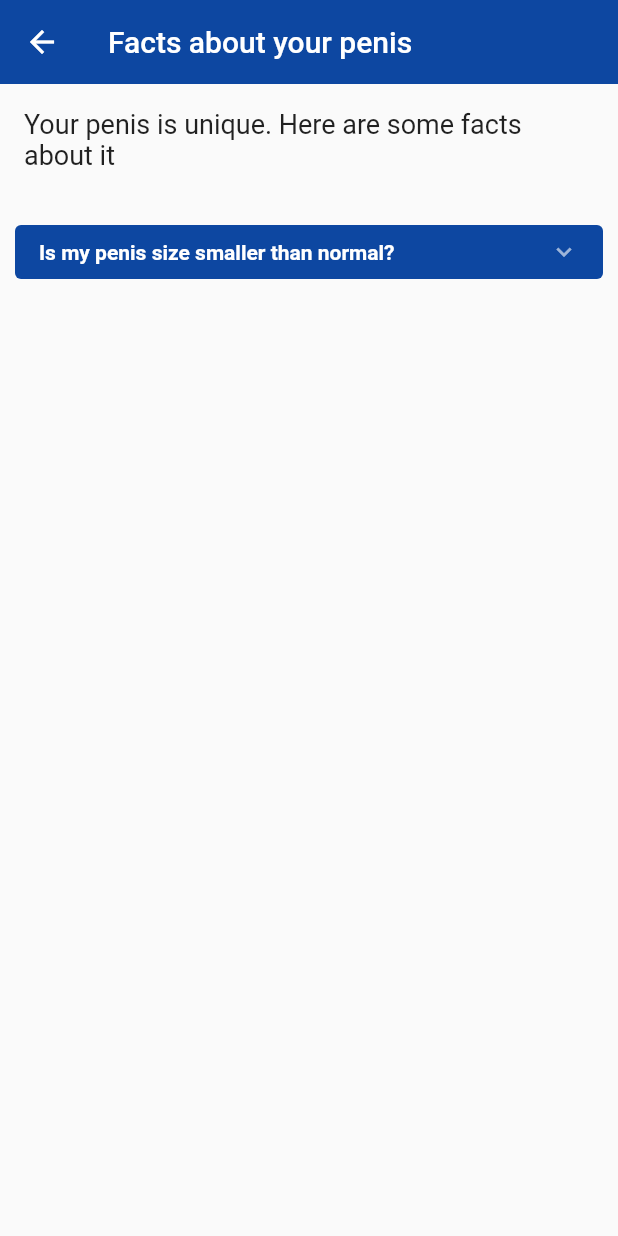
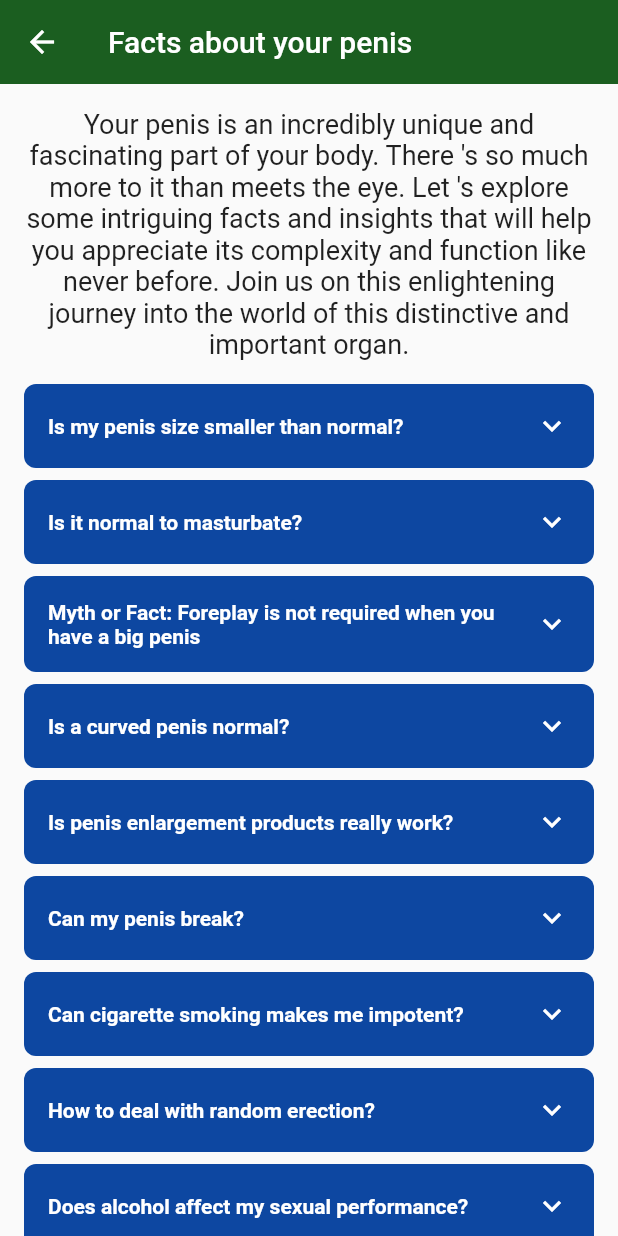
Before and after one commit to Justforvan/Penisure, a Flutter app: the FaQPage screen opened directly, on a phone screen of 412 x 824 dp. Run offline on Flutter 3.47's test engine with Material 2 defaults, Android fonts, the phone set to English and light mode, and no system bars; drawn by our look-alikes of accordion; our stand-ins replace material_design_icons_flutter.

Commit message:
Remaking the FAQ page

```diff
--- a/assets/faq_data.json
+++ b/assets/faq_data.json
@@ -2,11 +2,11 @@
   "questions": {
     "q1": "Is my penis size smaller than normal?",
     "q2": "Is it normal to masturbate?",
-    "q3": "Myth or Fact: Foreplay is not required when you have big penis ",
+    "q3": "Myth or Fact: Foreplay is not required when you have a big penis ",
     "q4": "Is a curved penis normal?",
     "q5": "Is penis enlargement products really work?",
     "q6": "Can my penis break?",
-    "q7": "Can cigarette smoking make me impotent?",
+    "q7": "Can cigarette smoking makes me impotent?",
     "q8": "How to deal with random erection?",
     "q9": "Does alcohol affect my sexual performance?",
     "q10": "Does a man's fertility be affected by frequent masturbation?",
--- a/lib/pages/facts.dart
+++ b/lib/pages/facts.dart
@@ -2,8 +2,89 @@ import 'dart:convert';
 
 import 'package:flutter/material.dart';
 import 'package:flutter/services.dart';
-import 'package:accordion/accordion.dart';
 import 'package:penisure/data/faq_data.dart';
+
+class AccordionWidget extends StatefulWidget {
+  final String title;
+  final Widget content;
+
+  const AccordionWidget({
+    super.key,
+    required this.title,
+    required this.content,
+  });
+
+  @override
+  _AccordionWidgetState createState() => _AccordionWidgetState();
+}
+
+class _AccordionWidgetState extends State<AccordionWidget> {
+  bool isExpanded = false;
+
+  @override
+  Widget build(BuildContext context) {
+    return Padding(
+      padding: const EdgeInsets.symmetric(horizontal: 16.0),
+      child: Column(
+        crossAxisAlignment: CrossAxisAlignment.stretch,
+        children: [
+          GestureDetector(
+            onTap: () {
+              setState(() {
+                isExpanded = !isExpanded;
+              });
+            },
+            child: Container(
+              decoration: BoxDecoration(
+                color: Colors.blue[900],
+                borderRadius: BorderRadius.vertical(
+                  top: const Radius.circular(8),
+                  bottom: Radius.circular(isExpanded ? 0 : 8),
+                ),
+              ),
+              padding: const EdgeInsets.all(16.0),
+              child: Row(
+                mainAxisAlignment: MainAxisAlignment.spaceBetween,
+                children: [
+                  Expanded(
+                    child: Text(
+                      widget.title,
+                      textAlign: TextAlign.left,
+                      style: const TextStyle(
+                        color: Colors.white,
+                        fontWeight: FontWeight.bold,
+                      ),
+                    ),
+                  ),
+                  Icon(
+                    isExpanded
+                        ? Icons.keyboard_arrow_up
+                        : Icons.keyboard_arrow_down,
+                    color: Colors.white,
+                  ),
+                ],
+              ),
+            ),
+          ),
+          if (isExpanded)
+            Container(
+              decoration: BoxDecoration(
+                color: Colors.blue[100],
+                borderRadius: const BorderRadius.vertical(
+                  bottom: Radius.circular(8),
+                ),
+              ),
+              padding: const EdgeInsets.all(16.0),
+              child: widget.content,
+            ),
+          const SizedBox(height: 8), // Add spacing between sections
+        ],
+      ),
+    );
+  }
+}
+
+
 
 class FaQPage extends StatefulWidget {
   const FaQPage({Key? key}) : super(key: key);
@@ -13,7 +94,7 @@ class FaQPage extends StatefulWidget {
 }
 
 class _FaQPageState extends State<FaQPage> {
-  late Assets faqData;
+  Assets? faqData;
 
   @override
   void initState() {
@@ -22,7 +103,8 @@ class _FaQPageState extends State<FaQPage> {
   }
 
   Future<void> loadFaqData() async {
-    final String faqDataJson = await rootBundle.loadString('assets/faq_data.json');
+    final String faqDataJson =
+    await rootBundle.loadString('assets/faq_data.json');
     final decodedData = json.decode(faqDataJson);
     setState(() {
       faqData = Assets.fromJson(decodedData);
@@ -35,7 +117,7 @@ class _FaQPageState extends State<FaQPage> {
       child: Scaffold(
         appBar: AppBar(
           elevation: 0,
-          backgroundColor: Colors.blue[900],
+          backgroundColor: Colors.green[900],
           title: const Text('Facts about your penis'),
         ),
         body: SingleChildScrollView(
@@ -44,32 +126,73 @@ class _FaQPageState extends State<FaQPage> {
               const Padding(
                 padding: EdgeInsets.all(16.0),
                 child: Text(
-                  'Your penis is unique. Here are some facts about it',
                   style: TextStyle(fontSize: 18),
+                  'Your penis is an incredibly unique and fascinating part of your body. There \'s so much more to it than meets the eye. Let \'s explore some intriguing facts and insights that will help you appreciate its complexity and function like never before. Join us on this enlightening journey into the world of this distinctive and important organ.',
+                  textAlign: TextAlign.center,
                 ),
               ),
-              if (faqData != null)
-                Accordion(
-                  scaleWhenAnimating: false,
-                  children: [
-                    AccordionSection(
-                      header: Text(faqData.questions.q1,
-                          style: const TextStyle(
-                              color: Colors.white, fontWeight: FontWeight.bold)),
-                      headerBorderRadius: 4,
-                      headerPadding:
-                      const EdgeInsets.symmetric(horizontal: 16, vertical: 8),
-                      headerBackgroundColor: Colors.blue[900],
-                      content: Text(faqData.answers.a1),
-                      contentBorderRadius: 4,
-                    ),
-                    // Repeat for other sections
-                  ],
-                ),
+              if (faqData != null) ...buildAccordionWidgets(),
             ],
           ),
         ),
       ),
     );
   }
+
+  List<AccordionWidget> buildAccordionWidgets() {
+    return [
+      AccordionWidget(
+        title: faqData!.questions.q1,
+        content: Text(faqData!.answers.a1),
+      ),
+      AccordionWidget(
+        title: faqData!.questions.q2,
+        content: Text(faqData!.answers.a2),
+      ),
+      AccordionWidget(
+        title: faqData!.questions.q3,
+        content: Text(faqData!.answers.a3),
+      ),
+      AccordionWidget(
+        title: faqData!.questions.q4,
+        content: Text(faqData!.answers.a4),
+      ),
+      AccordionWidget(
+        title: faqData!.questions.q5,
+        content: Text(faqData!.answers.a5),
+      ),
+      AccordionWidget(
+        title: faqData!.questions.q6,
+        content: Text(faqData!.answers.a6),
+      ),
+      AccordionWidget(
+        title: faqData!.questions.q7,
+        content: Text(faqData!.answers.a7),
+      ),
+      AccordionWidget(
+        title: faqData!.questions.q8,
+        content: Text(faqData!.answers.a8),
+      ),
+      AccordionWidget(
+        title: faqData!.questions.q9,
+        content: Text(faqData!.answers.a9),
+      ),
+      AccordionWidget(
+        title: faqData!.questions.q10,
+        content: Text(faqData!.answers.a10),
+      ),
+      AccordionWidget(
+        title: faqData!.questions.q11,
+        content: Text(faqData!.answers.a11),
+      ),
+      AccordionWidget(
+        title: faqData!.questions.q12,
+        content: Text(faqData!.answers.a12),
+      ),
+      AccordionWidget(
+        title: faqData!.questions.q13,
+        content: Text(faqData!.answers.a13),
+      ),
+    ];
+  }
 }
```
